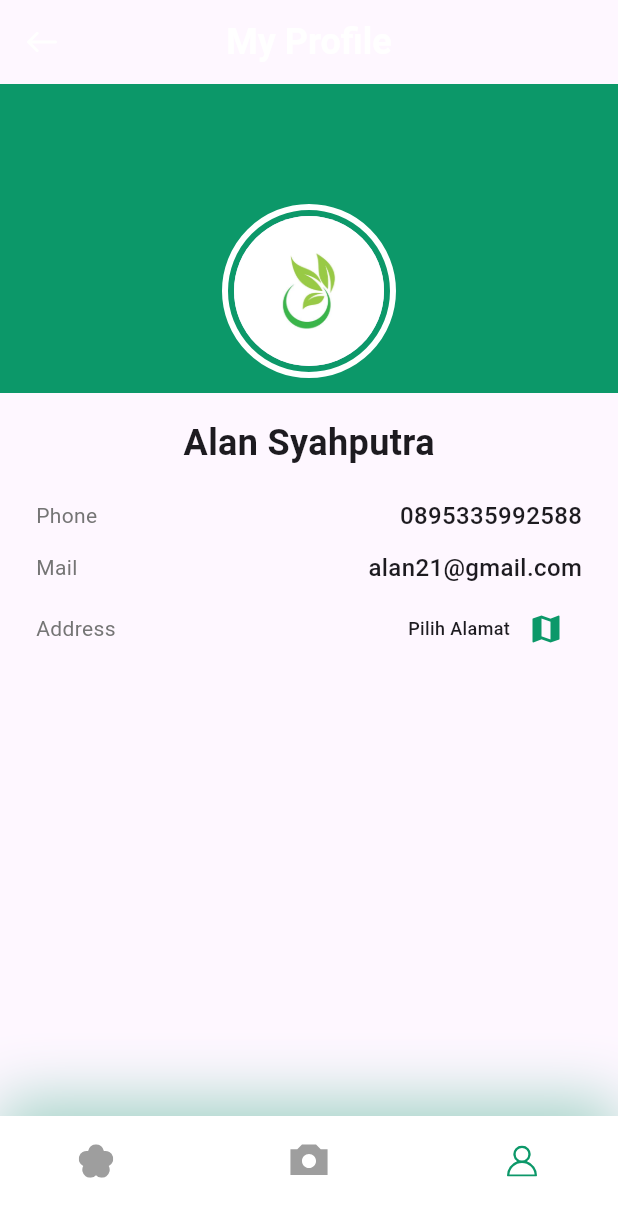
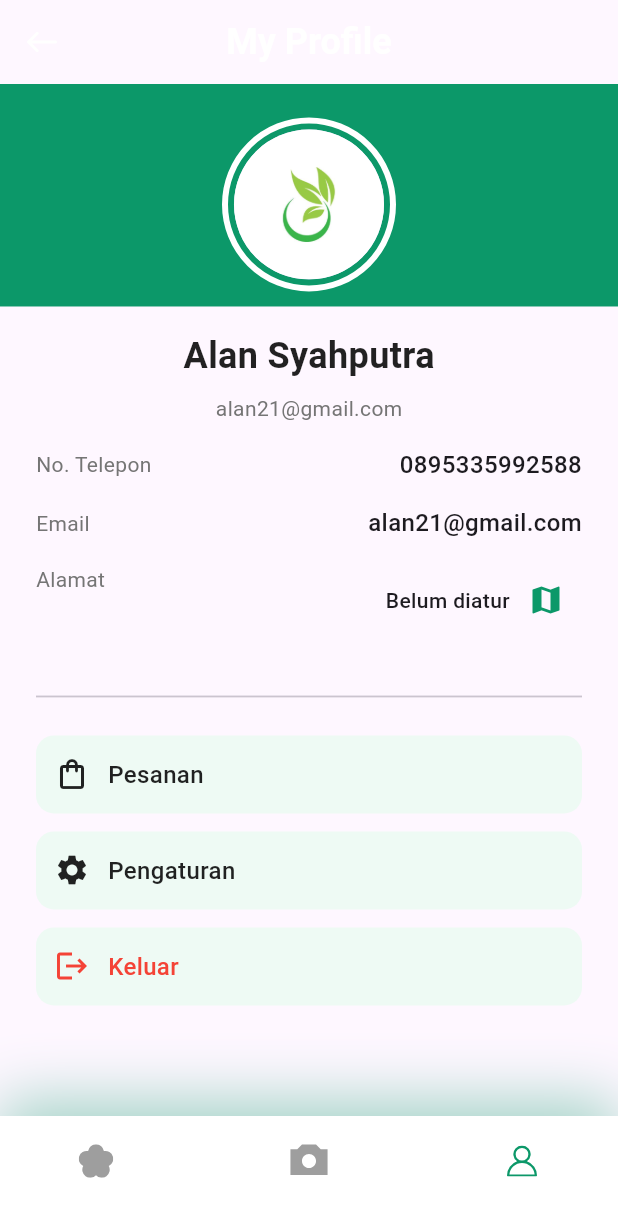
Before and after one commit to Alan21103/PlantApp_0127, a Flutter app: the ProfileScreen screen opened directly, on a phone screen of 412 x 824 dp. Shown: the top 1217 px of the screen. Run offline on Flutter 3.47's test engine with Material 3 defaults, Android fonts, the phone set to English and light mode, and no system bars; our stand-ins replace camera, flutter_svg, geocoding, geolocator, google_maps_flutter, image_picker and 1 more.

Commit message:
fix ui menambahkan pesanan Setting dan logout

```diff
--- a/lib/screens/profile/components/header_profile.dart
+++ b/lib/screens/profile/components/header_profile.dart
@@ -9,7 +9,7 @@ class HeaderProfile extends StatelessWidget {
   @override
   Widget build(BuildContext context) {
     return Container(
-      height: size.height * 0.25,
+      height: size.height * 0.18,
       color: kPrimaryColor, // Light purple
       child: Align(
         alignment: Alignment.bottomCenter,
--- a/lib/screens/profile/components/profile_info.dart
+++ b/lib/screens/profile/components/profile_info.dart
@@ -19,7 +19,7 @@ class ProfileInfo extends StatelessWidget {
 
   @override
   Widget build(BuildContext context) {
-    return Padding(
+    return SingleChildScrollView(
       padding: const EdgeInsets.symmetric(horizontal: 24.0, vertical: 16.0),
       child: Column(
         crossAxisAlignment: CrossAxisAlignment.center,
@@ -28,80 +28,123 @@ class ProfileInfo extends StatelessWidget {
             name,
             style: const TextStyle(
               fontSize: 24,
-              fontWeight: FontWeight.w600,
+              fontWeight: FontWeight.w700,
+              color: Colors.black87,
             ),
           ),
-          const SizedBox(height: 20),
-          Column(
-            children: [
-              Row(
+          const SizedBox(height: 8),
+          Text(
+            email,
+            style: TextStyle(
+              fontSize: 14,
+              color: Colors.grey.shade600,
+            ),
+          ),
+          const SizedBox(height: 8),
+
+          _buildInfoRow("No. Telepon", phone),
+          _buildInfoRow("Email", email),
+          _buildAddressRow("Alamat", address),
+
+          const SizedBox(height: 24),
+          const Divider(thickness: 1.2),
+
+          const SizedBox(height: 12),
+          _buildStaticMenuItem(Icons.shopping_bag_outlined, "Pesanan"),
+          _buildStaticMenuItem(Icons.settings, "Pengaturan"),
+          _buildStaticMenuItem(Icons.logout, "Keluar", color: Colors.red),
+        ],
+      ),
+    );
+  }
+
+  Widget _buildInfoRow(String title, String value) {
+    return Padding(
+      padding: const EdgeInsets.symmetric(vertical: 8.0),
+      child: Row(
         mainAxisAlignment: MainAxisAlignment.spaceBetween,
         children: [
           Text(
-                    "Phone",
+            title,
             style: TextStyle(
               color: Colors.grey.shade600,
               fontSize: 14,
             ),
           ),
-                  Text(
-                    phone,
+          Flexible(
+            child: Text(
+              value,
+              textAlign: TextAlign.right,
               style: const TextStyle(
                 fontSize: 16,
                 fontWeight: FontWeight.w500,
               ),
             ),
+          ),
         ],
       ),
-              const SizedBox(height: 12),
-              Row(
+    );
+  }
+
+  Widget _buildAddressRow(String title, String value) {
+    return Padding(
+      padding: const EdgeInsets.symmetric(vertical: 8.0),
+      child: Row(
+        crossAxisAlignment: CrossAxisAlignment.start,
         mainAxisAlignment: MainAxisAlignment.spaceBetween,
         children: [
           Text(
-                    "Mail",
+            title,
             style: TextStyle(
               color: Colors.grey.shade600,
               fontSize: 14,
             ),
           ),
-                  Text(
-                    email,
+          Expanded(
+            child: Row(
+              mainAxisAlignment: MainAxisAlignment.end,
+              children: [
+                Flexible(
+                  child: Text(
+                    value.isNotEmpty ? value : "Belum diatur",
+                    textAlign: TextAlign.right,
                     style: const TextStyle(
-                      fontSize: 16,
+                      fontSize: 14,
                       fontWeight: FontWeight.w500,
                     ),
-                  ),
-                ],
-              ),
-              const SizedBox(height: 5),
-              Row(
-                mainAxisAlignment: MainAxisAlignment.spaceBetween,
-                children: [
-                  Text(
-                    "Address",
-                    style: TextStyle(
-                      color: Colors.grey.shade600,
-                      fontSize: 14,
-                    ),
-                  ),
-                  Row(
-                    children: [
-                      Text(
-                        address.isNotEmpty ? address : "Pilih Alamat",
-                        style: const TextStyle(
-                          fontSize: 12,
-                          fontWeight: FontWeight.w500,
                   ),
                 ),
                 IconButton(
                   onPressed: onTapMap,
                   icon: const Icon(Icons.map, color: kPrimaryColor),
-                      )
-                    ],
-                  )
+                ),
               ],
             ),
+          ),
         ],
+      ),
+    );
+  }
+
+  Widget _buildStaticMenuItem(IconData icon, String title, {Color color = Colors.black87}) {
+    return Container(
+      margin: const EdgeInsets.symmetric(vertical: 6),
+      padding: const EdgeInsets.symmetric(horizontal: 12, vertical: 14),
+      decoration: BoxDecoration(
+        color: const Color.fromARGB(255, 238, 250, 244),
+        borderRadius: BorderRadius.circular(12),
+      ),
+      child: Row(
+        children: [
+          Icon(icon, color: color),
+          const SizedBox(width: 12),
+          Text(
+            title,
+            style: TextStyle(
+              fontSize: 16,
+              color: color,
+              fontWeight: FontWeight.w500,
+            ),
           ),
         ],
       ),
```
Lines whose indentation alone changed are shown as unchanged.
